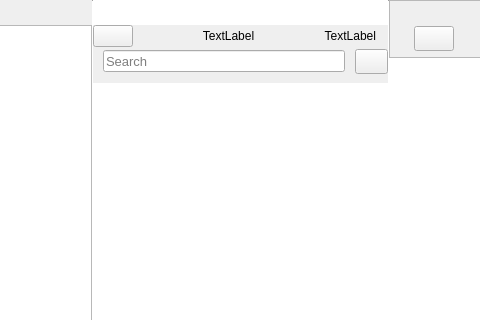
This is src/mainwindow.ui in nuttyartist/notes as Qt 5 draws it before an edit; both pictures show x 203 to 683 and y 0 to 320 of the 900 by 600 pixel window. The edited form follows.
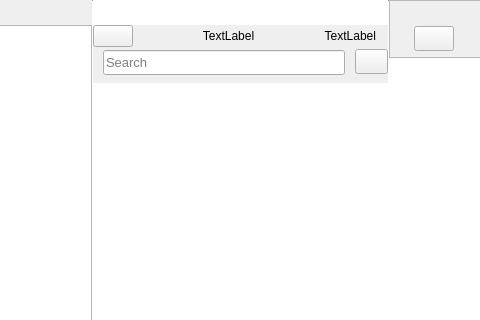
This is the edited form. Icons and pictures are not drawn. Custom widgets are drawn as their Qt base class.

Commit message: fix window ui problem

Diff of the .ui file:
```diff
--- a/src/mainwindow.ui
+++ b/src/mainwindow.ui
@@ -230,6 +230,30 @@
               <enum>QLayout::SetNoConstraint</enum>
              </property>
              <item>
+              <widget class="QWidget" name="verticalSpacer_upSearchEdit2" native="true">
+               <property name="sizePolicy">
+                <sizepolicy hsizetype="Expanding" vsizetype="Maximum">
+                 <horstretch>0</horstretch>
+                 <verstretch>0</verstretch>
+                </sizepolicy>
+               </property>
+               <layout class="QVBoxLayout" name="verticalLayout_4">
+                <property name="spacing">
+                 <number>0</number>
+                </property>
+                <property name="leftMargin">
+                 <number>0</number>
+                </property>
+                <property name="topMargin">
+                 <number>0</number>
+                </property>
+                <property name="rightMargin">
+                 <number>0</number>
+                </property>
+                <property name="bottomMargin">
+                 <number>0</number>
+                </property>
+                <item>
               <widget class="QWidget" name="verticalSpacer_upSearchEdit" native="true">
                <property name="sizePolicy">
                 <sizepolicy hsizetype="MinimumExpanding" vsizetype="Fixed">
@@ -395,7 +419,7 @@
                  <property name="minimumSize">
                   <size>
                    <width>0</width>
-                   <height>22</height>
+                      <height>25</height>
                   </size>
                  </property>
                  <property name="maximumSize">
@@ -508,6 +532,9 @@
                </property>
               </spacer>
              </item>
+               </layout>
+              </widget>
+             </item>
              <item>
               <widget class="NoteListView" name="listView">
                <property name="sizePolicy">
```
Left out of the diff: 8 changed lines with no effect on the pictures. Lines whose indentation alone changed are shown as unchanged. The commit also changes 2 other files.
